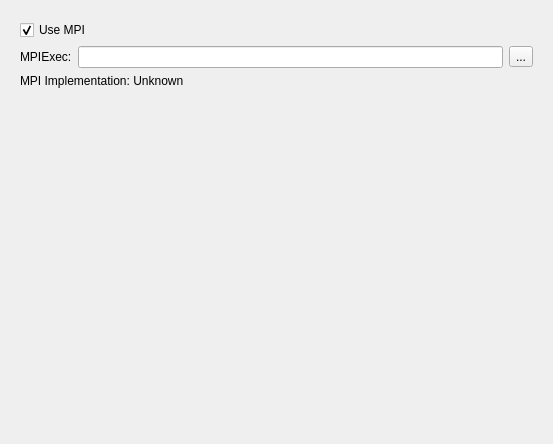
SimVascular/SimVascular, file Code/Source/sv4gui/Plugins/org.sv.gui.qt.simulation/sv4gui_MPIPreferencePage.ui: the form before one commit.
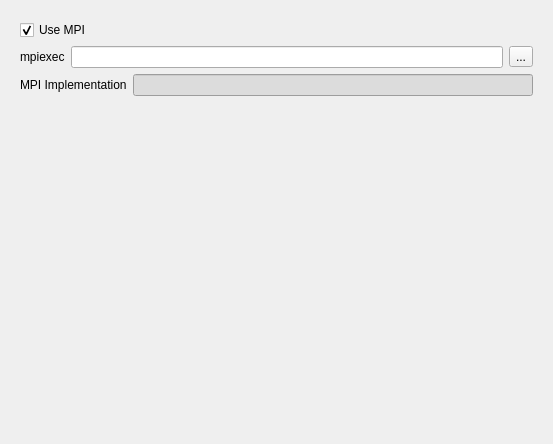
The form after the commit.

Commit message: Fix storing/retrieving mpi implementation, modify gui a bit.

The edit to the form file:
```diff
--- a/Code/Source/sv4gui/Plugins/org.sv.gui.qt.simulation/sv4gui_MPIPreferencePage.ui
+++ b/Code/Source/sv4gui/Plugins/org.sv.gui.qt.simulation/sv4gui_MPIPreferencePage.ui
@@ -22,8 +22,8 @@
      <property name="frameShadow">
       <enum>QFrame::Plain</enum>
      </property>
-     <layout class="QVBoxLayout" name="verticalLayout">
-      <item>
+     <layout class="QGridLayout" name="gridLayout">
+      <item row="0" column="0">
        <widget class="QWidget" name="widget_3" native="true">
         <layout class="QHBoxLayout" name="horizontalLayout_2">
          <property name="leftMargin">
@@ -51,7 +51,7 @@
         </layout>
        </widget>
       </item>
-      <item>
+      <item row="1" column="0" colspan="2">
        <widget class="QWidget" name="widget_6" native="true">
         <layout class="QGridLayout" name="gridLayout_5">
          <property name="leftMargin">
@@ -69,7 +69,7 @@
          <item row="1" column="0">
           <widget class="QLabel" name="label_5">
            <property name="text">
-            <string>MPIExec:</string>
+            <string>mpiexec</string>
            </property>
           </widget>
          </item>
@@ -90,10 +90,26 @@
         </layout>
        </widget>
       </item>
-      <item>
+      <item row="2" column="0">
        <widget class="QLabel" name="labelMPIImplementation">
         <property name="text">
-         <string>MPI Implementation: Unknown</string>
+         <string>MPI Implementation</string>
+        </property>
+       </widget>
+      </item>
+      <item row="2" column="1">
+       <widget class="QLineEdit" name="MpiImplementationLineEdit">
+        <property name="toolTip">
+         <string>The text box displays the MPI implementation of the mpiexec program.</string>
+        </property>
+        <property name="styleSheet">
+         <string notr="true">QLineEdit {
+
+background-color: rgb(220,220,220);
+
+
+
+}</string>
         </property>
        </widget>
       </item>
```
Left out of the diff: 9 changed lines with no effect on the pictures. The commit also changes 3 other files.
